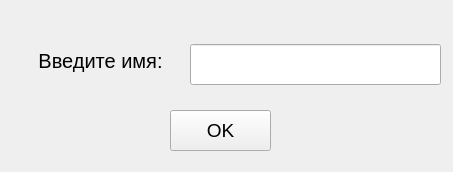
First picture: the form in windows/name.ui, repository IEgor83/PyQt-game-the-gallows, before the edit.
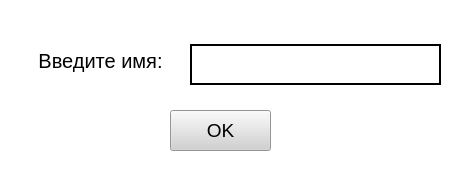
Second picture: the form after the edit.

```diff
--- a/windows/name.ui
+++ b/windows/name.ui
@@ -13,6 +13,9 @@
   <property name="windowTitle">
    <string>Form</string>
   </property>
+  <property name="styleSheet">
+   <string notr="true">background-color: rgb(255, 255, 255);</string>
+  </property>
   <widget class="QLineEdit" name="lineEdit">
    <property name="geometry">
     <rect>
@@ -22,6 +25,11 @@
      <height>41</height>
     </rect>
    </property>
+   <property name="styleSheet">
+    <string notr="true">border-color: rgb(83, 145, 65);
+border: 2px solid;
+borde-radius: 6px;</string>
+   </property>
   </widget>
   <widget class="QLabel" name="label">
    <property name="geometry">
@@ -58,6 +66,9 @@
      <pointsize>14</pointsize>
     </font>
    </property>
+   <property name="styleSheet">
+    <string notr="true">background-color: rgb(209, 209, 209);</string>
+   </property>
    <property name="text">
     <string>OK</string>
    </property>
```
